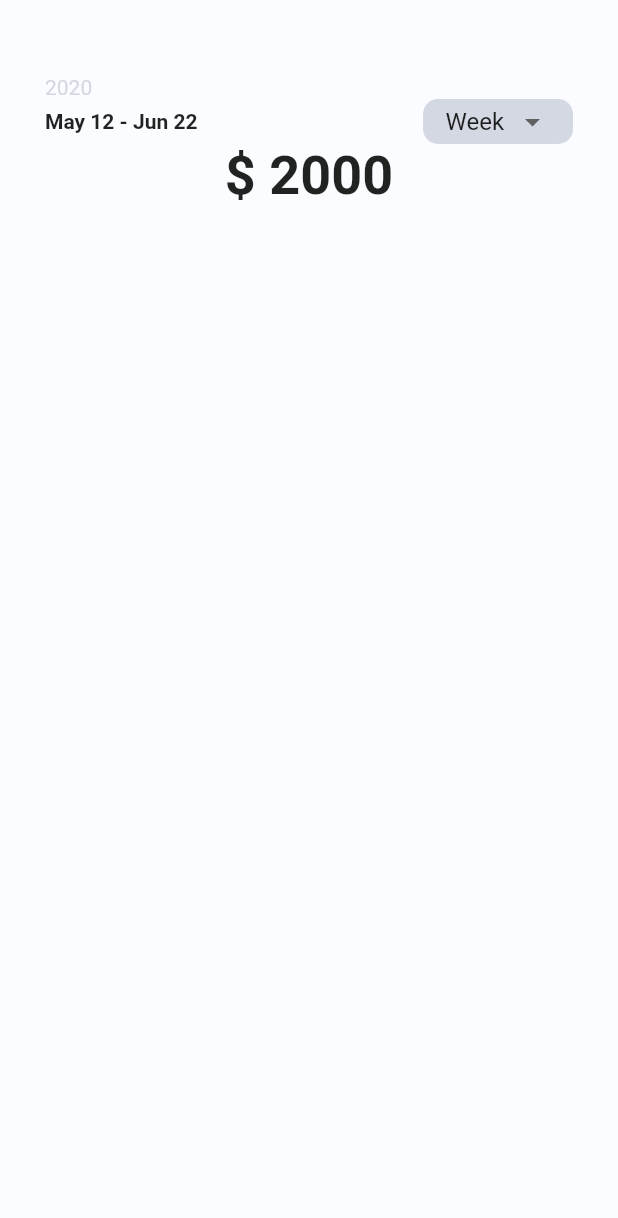
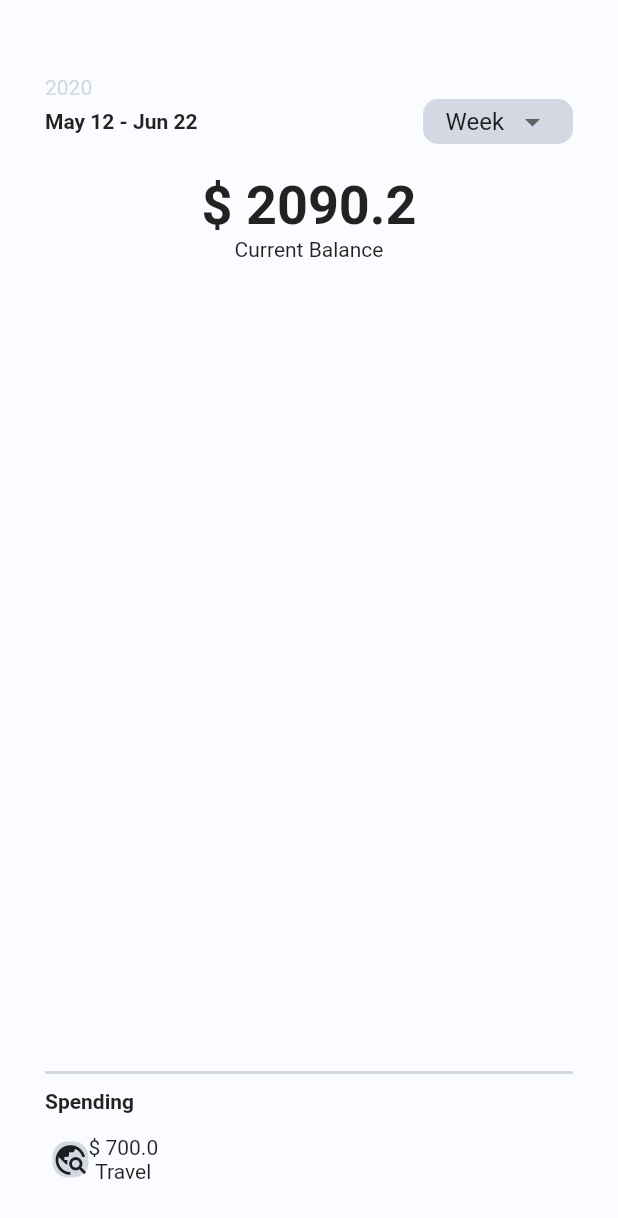
Before and after one commit to Perception12/flutter_banking_ui, a Flutter app: the screen it shows after launch, on a phone screen of 412 x 824 dp. Shown: the top 1218 px of the screen. Run offline on Flutter 3.47's test engine with Material 2 defaults, Android fonts, the light colour scheme and no system bars; missing offline and left inert: dart:ffi.

Commit message:
update statistic page

```diff
--- a/lib/screens/components/barchart.dart
+++ b/lib/screens/components/barchart.dart
@@ -1,10 +1,14 @@
 import 'package:flutter/material.dart';
+// import 'package:charts_flutter/flutter.dart' as charts;
 
 class BarChart extends StatefulWidget {
   const BarChart({Key? key}) : super(key: key);
 
+  // final List<charts.Series> seriesList;
+  // final bool animate;
+
   @override
-  _BarChartState createState() => _BarChartState();
+  State<BarChart> createState() => _BarChartState();
 }
 
 class _BarChartState extends State<BarChart> {
--- /dev/null
+++ b/lib/screens/components/purchase.dart
@@ -0,0 +1,35 @@
+import 'package:flutter/material.dart';
+import '../../colors.dart' as color;
+
+class Purchase extends StatelessWidget {
+  final String name;
+  final Icon icon;
+  final double price;
+  const Purchase(
+      {Key? key, required this.name, required this.icon, required this.price})
+      : super(key: key);
+
+  @override
+  Widget build(BuildContext context) {
+    return Container(
+      padding: const EdgeInsets.all(5),
+      child: Row(
+        children: [
+          Container(
+            decoration: BoxDecoration(
+              color: color.AppColor.greyColor,
+              borderRadius: const BorderRadius.all(Radius.circular(10)),
+            ),
+            child: icon,
+          ),
+          Column(
+            children: [
+              Text("\$ $price"),
+              Text(name),
+            ],
+          )
+        ],
+      ),
+    );
+  }
+}
--- a/lib/screens/statistics_page.dart
+++ b/lib/screens/statistics_page.dart
@@ -1,7 +1,10 @@
+import 'dart:ffi';
+
 import 'package:flutter/material.dart';
 import '../colors.dart' as color;
 import 'components/barchart.dart';
 import 'components/piechart.dart';
+import 'components/purchase.dart';
 
 class StatisticsPage extends StatefulWidget {
   const StatisticsPage({Key? key}) : super(key: key);
@@ -12,7 +15,7 @@ class StatisticsPage extends StatefulWidget {
 
 class _StatisticsPageState extends State<StatisticsPage> {
   String period = 'Week';
-  int balance = 2000;
+  double balance = 2090.20;
 
   @override
   Widget build(BuildContext context) {
@@ -69,16 +72,44 @@ class _StatisticsPageState extends State<StatisticsPage> {
                 )
               ],
             ),
+            const SizedBox(height: 20),
             Center(
-              child: Text(
-                "\$ $balance",
-                style: const TextStyle(
-                  fontSize: 36,
-                  fontWeight: FontWeight.bold,
-                ),
+              child: Column(
+                children: [
+                  Text(
+                    "\$ $balance",
+                    style: const TextStyle(
+                      fontSize: 36,
+                      fontWeight: FontWeight.bold,
+                    ),
+                  ),
+                  const Text("Current Balance"),
+                ],
               ),
             ),
-            period == 'Week' ? const BarChart() : const PieChart(),
+            Expanded(
+              child: period == 'Week' ? const BarChart() : const PieChart(),
+            ),
+            Container(
+              height: 2,
+              color: color.AppColor.greyColor,
+            ),
+            const SizedBox(height: 10),
+            const Text(
+              "Spending",
+              style: TextStyle(
+                fontWeight: FontWeight.bold,
+              ),
+            ),
+            const SizedBox(height: 10),
+            Row(
+              children: const [
+                Purchase(
+                    name: "Travel",
+                    icon: Icon(Icons.travel_explore),
+                    price: 700.00),
+              ],
+            ),
           ],
         ),
       ),
```
